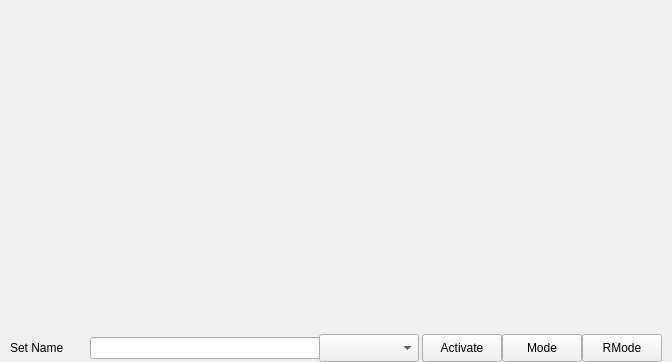
First picture: the form in seq_qt5/forms/qslivegrid.ui, repository ahlstromcj/seq66, before the edit.
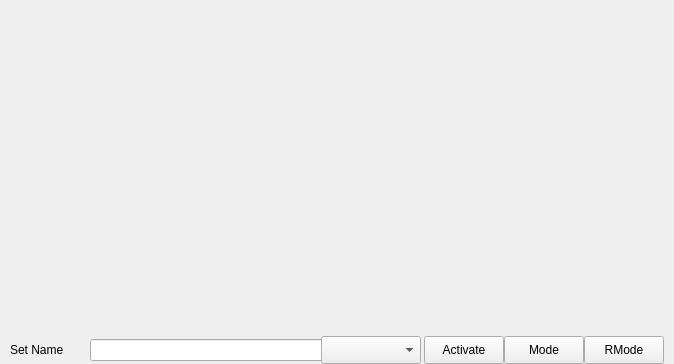
Second picture: the form after the edit.

Patch:
```diff
--- a/seq_qt5/forms/qslivegrid.ui
+++ b/seq_qt5/forms/qslivegrid.ui
@@ -6,8 +6,8 @@
    <rect>
     <x>0</x>
     <y>0</y>
-    <width>672</width>
-    <height>362</height>
+    <width>674</width>
+    <height>364</height>
    </rect>
   </property>
   <property name="sizePolicy">
```
Left out of the diff: 7 changed lines with no effect on the pictures.
